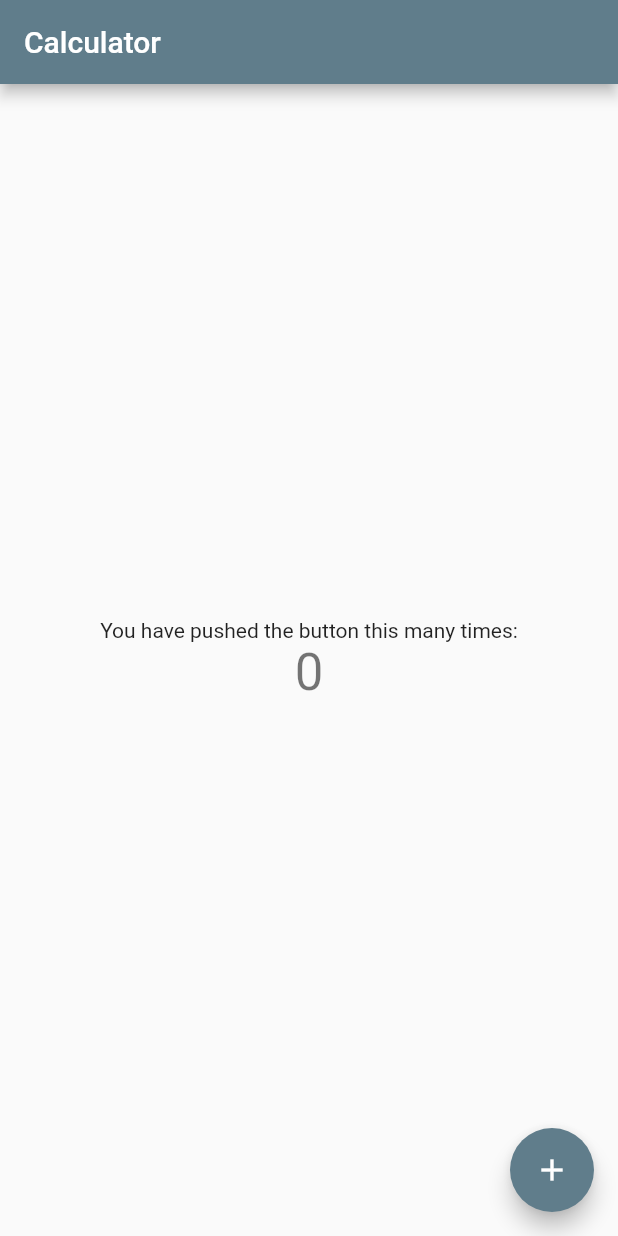
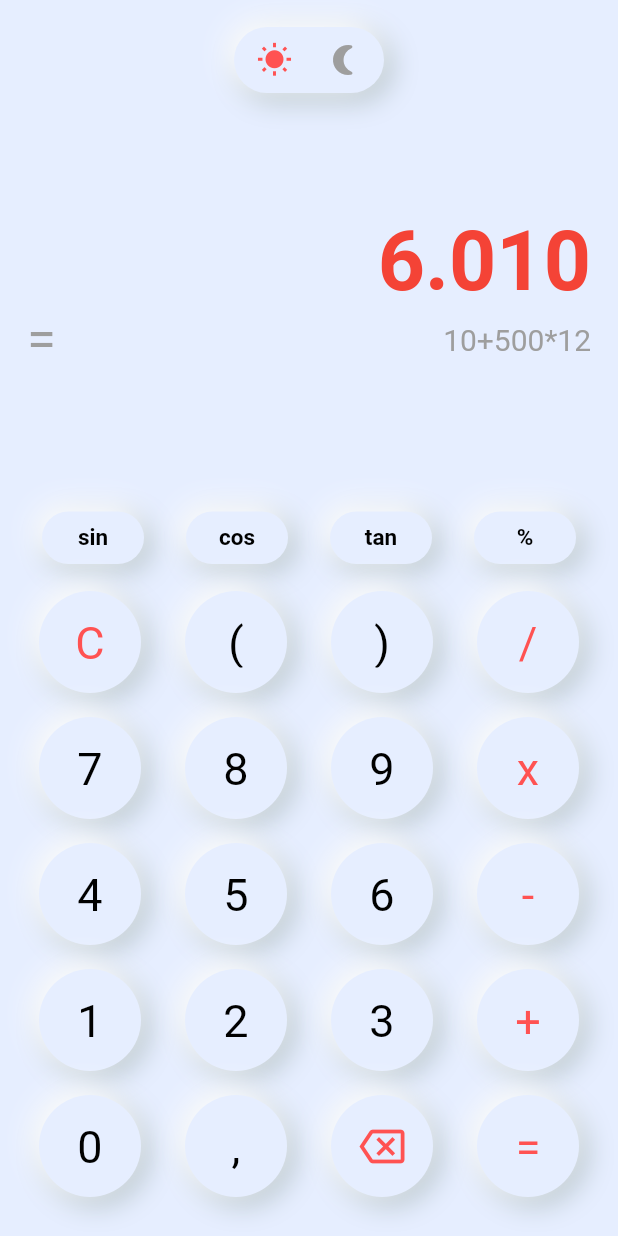
Before and after one commit to MKarimi21/calculator_with_flutter_ario, a Flutter app: the screen it shows after launch, on a phone screen of 412 x 824 dp. Run offline on Flutter 3.47's test engine with Material 2 defaults, Android fonts, the phone set to English and light mode, and no system bars.

Commit message:
upgrade to main code

```diff
--- a/lib/main.dart
+++ b/lib/main.dart
@@ -1,115 +1,308 @@
 import 'package:flutter/material.dart';
 
 void main() {
-  runApp(const MyApp());
+  runApp(MyApp());
 }
 
 class MyApp extends StatelessWidget {
-  const MyApp({Key? key}) : super(key: key);
-
-  // This widget is the root of your application.
   @override
   Widget build(BuildContext context) {
     return MaterialApp(
+      debugShowCheckedModeBanner: false,
       title: 'Calculator',
-      theme: ThemeData(
-        // This is the theme of your application.
-        //
-        // Try running your application with "flutter run". You'll see the
-        // application has a blue toolbar. Then, without quitting the app, try
-        // changing the primarySwatch below to Colors.green and then invoke
-        // "hot reload" (press "r" in the console where you ran "flutter run",
-        // or simply save your changes to "hot reload" in a Flutter IDE).
-        // Notice that the counter didn't reset back to zero; the application
-        // is not restarted.
-        primarySwatch: Colors.blueGrey,
-      ),
-      home: const MyHomePage(title: 'Calculator'),
+      home: CalculatorNeuApp(),
     );
   }
 }
 
-class MyHomePage extends StatefulWidget {
-  const MyHomePage({Key? key, required this.title}) : super(key: key);
+const Color colorDark = Color(0xFF374352);
+const Color colorLight = Color(0xFFe6eeff);
 
-  // This widget is the home page of your application. It is stateful, meaning
-  // that it has a State object (defined below) that contains fields that affect
-  // how it looks.
+class CalculatorNeuApp extends StatefulWidget {
+  @override
+  _CalculatorNeuAppState createState() => _CalculatorNeuAppState();
+}
 
-  // This class is the configuration for the state. It holds the values (in this
-  // case the title) provided by the parent (in this case the App widget) and
-  // used by the build method of the State. Fields in a Widget subclass are
-  // always marked "final".
+class _CalculatorNeuAppState extends State<CalculatorNeuApp> {
+  bool darkMode = false;
+  @override
+  Widget build(BuildContext context) {
+    return Scaffold(
+      backgroundColor: darkMode ? colorDark : colorLight,
+      body: SafeArea(
+        child: Padding(
+          padding: const EdgeInsets.all(18),
+          child: Column(
+            mainAxisAlignment: MainAxisAlignment.spaceBetween,
+            children: [
+              Container(
+                child: Column(
+                  mainAxisAlignment: MainAxisAlignment.spaceBetween,
+                  children: [
+                    GestureDetector(
+                        onTap: () {
+                          setState(() {
+                            darkMode ? darkMode = false : darkMode = true;
+                          });
+                        },
+                        child: _switchMode()),
+                    SizedBox(height: 80),
+                    Align(
+                      alignment: Alignment.centerRight,
+                      child: Text(
+                        '6.010',
+                        style: TextStyle(
+                            fontSize: 55,
+                            fontWeight: FontWeight.bold,
+                            color: darkMode ? Colors.white : Colors.red),
+                      ),
+                    ),
+                    Row(
+                      mainAxisAlignment: MainAxisAlignment.spaceBetween,
+                      children: [
+                        Text(
+                          '=',
+                          style: TextStyle(
+                              fontSize: 35,
+                              color: darkMode ? Colors.green : Colors.grey),
+                        ),
+                        Text(
+                          '10+500*12',
+                          style: TextStyle(
+                              fontSize: 20,
+                              color: darkMode ? Colors.green : Colors.grey),
+                        )
+                      ],
+                    ),
+                    SizedBox(
+                      height: 10,
+                    )
+                  ],
+                ),
+              ),
+              Container(
+                child: Column(children: [
+                  Row(
+                    mainAxisAlignment: MainAxisAlignment.spaceBetween,
+                    children: [
+                      _buttonOval(title: 'sin'),
+                      _buttonOval(title: 'cos'),
+                      _buttonOval(title: 'tan'),
+                      _buttonOval(title: '%')
+                    ],
+                  ),
+                  Row(
+                    mainAxisAlignment: MainAxisAlignment.spaceBetween,
+                    children: [
+                      _buttonRounded(
+                          title: 'C',
+                          textColor:
+                              darkMode ? Colors.green : Colors.redAccent),
+                      _buttonRounded(title: '('),
+                      _buttonRounded(title: ')'),
+                      _buttonRounded(
+                          title: '/',
+                          textColor: darkMode ? Colors.green : Colors.redAccent)
+                    ],
+                  ),
+                  Row(
+                    mainAxisAlignment: MainAxisAlignment.spaceBetween,
+                    children: [
+                      _buttonRounded(title: '7'),
+                      _buttonRounded(title: '8'),
+                      _buttonRounded(title: '9'),
+                      _buttonRounded(
+                          title: 'x',
+                          textColor: darkMode ? Colors.green : Colors.redAccent)
+                    ],
+                  ),
+                  Row(
+                    mainAxisAlignment: MainAxisAlignment.spaceBetween,
+                    children: [
+                      _buttonRounded(title: '4'),
+                      _buttonRounded(title: '5'),
+                      _buttonRounded(title: '6'),
+                      _buttonRounded(
+                          title: '-',
+                          textColor: darkMode ? Colors.green : Colors.redAccent)
+                    ],
+                  ),
+                  Row(
+                    mainAxisAlignment: MainAxisAlignment.spaceBetween,
+                    children: [
+                      _buttonRounded(title: '1'),
+                      _buttonRounded(title: '2'),
+                      _buttonRounded(title: '3'),
+                      _buttonRounded(
+                          title: '+',
+                          textColor: darkMode ? Colors.green : Colors.redAccent)
+                    ],
+                  ),
+                  Row(
+                    mainAxisAlignment: MainAxisAlignment.spaceBetween,
+                    children: [
+                      _buttonRounded(title: '0'),
+                      _buttonRounded(title: ','),
+                      _buttonRounded(
+                          icon: Icons.backspace_outlined,
+                          iconColor:
+                              darkMode ? Colors.green : Colors.redAccent),
+                      _buttonRounded(
+                          title: '=',
+                          textColor: darkMode ? Colors.green : Colors.redAccent)
+                    ],
+                  )
+                ]),
+              ),
+            ],
+          ),
+        ),
+      ),
+    );
+  }
 
-  final String title;
+  Widget _buttonRounded(
+      {String title,
+      double padding = 17,
+      IconData icon,
+      Color iconColor,
+      Color textColor}) {
+    return Padding(
+      padding: const EdgeInsets.all(8),
+      child: NeuContainer(
+        darkMode: darkMode,
+        borderRadius: BorderRadius.circular(40),
+        padding: EdgeInsets.all(padding),
+        child: Container(
+          width: padding * 2,
+          height: padding * 2,
+          child: Center(
+              child: title != null
+                  ? Text(
+                      '$title',
+                      style: TextStyle(
+                          color: textColor != null
+                              ? textColor
+                              : darkMode
+                                  ? Colors.white
+                                  : Colors.black,
+                          fontSize: 30),
+                    )
+                  : Icon(
+                      icon,
+                      color: iconColor,
+                      size: 30,
+                    )),
+        ),
+      ),
+    );
+  }
+
+  Widget _buttonOval({String title, double padding = 17}) {
+    return Padding(
+      padding: const EdgeInsets.all(10),
+      child: NeuContainer(
+        darkMode: darkMode,
+        borderRadius: BorderRadius.circular(50),
+        padding:
+            EdgeInsets.symmetric(horizontal: padding, vertical: padding / 2),
+        child: Container(
+          width: padding * 2,
+          child: Center(
+            child: Text(
+              '$title',
+              style: TextStyle(
+                  color: darkMode ? Colors.white : Colors.black,
+                  fontSize: 15,
+                  fontWeight: FontWeight.bold),
+            ),
+          ),
+        ),
+      ),
+    );
+  }
+
+  Widget _switchMode() {
+    return NeuContainer(
+      darkMode: darkMode,
+      padding: EdgeInsets.symmetric(vertical: 10, horizontal: 15),
+      borderRadius: BorderRadius.circular(40),
+      child: Container(
+        width: 70,
+        child:
+            Row(mainAxisAlignment: MainAxisAlignment.spaceBetween, children: [
+          Icon(
+            Icons.wb_sunny,
+            color: darkMode ? Colors.grey : Colors.redAccent,
+          ),
+          Icon(
+            Icons.nightlight_round,
+            color: darkMode ? Colors.green : Colors.grey,
+          ),
+        ]),
+      ),
+    );
+  }
+}
+
+class NeuContainer extends StatefulWidget {
+  final bool darkMode;
+  final Widget child;
+  final BorderRadius borderRadius;
+  final EdgeInsetsGeometry padding;
+
+  NeuContainer(
+      {this.darkMode = false, this.child, this.borderRadius, this.padding});
 
   @override
-  State<MyHomePage> createState() => _MyHomePageState();
+  _NeuContainerState createState() => _NeuContainerState();
 }
 
-class _MyHomePageState extends State<MyHomePage> {
-  int _counter = 0;
+class _NeuContainerState extends State<NeuContainer> {
+  bool _isPressed = false;
 
-  void _incrementCounter() {
+  void _onPointerDown(PointerDownEvent event) {
     setState(() {
-      // This call to setState tells the Flutter framework that something has
-      // changed in this State, which causes it to rerun the build method below
-      // so that the display can reflect the updated values. If we changed
-      // _counter without calling setState(), then the build method would not be
-      // called again, and so nothing would appear to happen.
-      _counter++;
+      _isPressed = true;
+    });
+  }
+
+  void _onPointerUp(PointerUpEvent event) {
+    setState(() {
+      _isPressed = false;
     });
   }
 
   @override
   Widget build(BuildContext context) {
-    // This method is rerun every time setState is called, for instance as done
-    // by the _incrementCounter method above.
-    //
-    // The Flutter framework has been optimized to make rerunning build methods
-    // fast, so that you can just rebuild anything that needs updating rather
-    // than having to individually change instances of widgets.
-    return Scaffold(
-      appBar: AppBar(
-        // Here we take the value from the MyHomePage object that was created by
-        // the App.build method, and use it to set our appbar title.
-        title: Text(widget.title),
+    bool darkMode = widget.darkMode;
+    return Listener(
+      onPointerDown: _onPointerDown,
+      onPointerUp: _onPointerUp,
+      child: Container(
+        padding: widget.padding,
+        decoration: BoxDecoration(
+            color: darkMode ? colorDark : colorLight,
+            borderRadius: widget.borderRadius,
+            boxShadow: _isPressed
+                ? null
+                : [
+                    BoxShadow(
+                      color:
+                          darkMode ? Colors.black54 : Colors.blueGrey.shade200,
+                      offset: Offset(4.0, 4.0),
+                      blurRadius: 15.0,
+                      spreadRadius: 1.0,
+                    ),
+                    BoxShadow(
+                        color:
+                            darkMode ? Colors.blueGrey.shade700 : Colors.white,
+                        offset: Offset(-4.0, -4.0),
+                        blurRadius: 15.0,
+                        spreadRadius: 1.0)
+                  ]),
+        child: widget.child,
       ),
-      body: Center(
-        // Center is a layout widget. It takes a single child and positions it
-        // in the middle of the parent.
-        child: Column(
-          // Column is also a layout widget. It takes a list of children and
-          // arranges them vertically. By default, it sizes itself to fit its
-          // children horizontally, and tries to be as tall as its parent.
-          //
-          // Invoke "debug painting" (press "p" in the console, choose the
-          // "Toggle Debug Paint" action from the Flutter Inspector in Android
-          // Studio, or the "Toggle Debug Paint" command in Visual Studio Code)
-          // to see the wireframe for each widget.
-          //
-          // Column has various properties to control how it sizes itself and
-          // how it positions its children. Here we use mainAxisAlignment to
-          // center the children vertically; the main axis here is the vertical
-          // axis because Columns are vertical (the cross axis would be
-          // horizontal).
-          mainAxisAlignment: MainAxisAlignment.center,
-          children: <Widget>[
-            const Text(
-              'You have pushed the button this many times:',
-            ),
-            Text(
-              '$_counter',
-              style: Theme.of(context).textTheme.headline4,
-            ),
-          ],
-        ),
-      ),
-      floatingActionButton: FloatingActionButton(
-        onPressed: _incrementCounter,
-        tooltip: 'Increment',
-        child: const Icon(Icons.add),
-      ), // This trailing comma makes auto-formatting nicer for build methods.
     );
   }
 }
```
